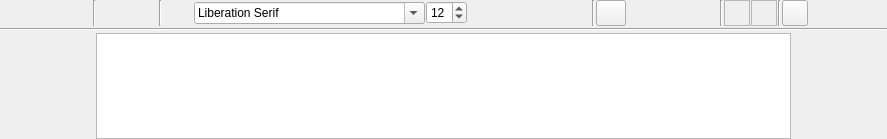
This is src/widgets/wordeditframe.ui in Gris87/ProtocolCreator as Qt 5 draws it before an edit. The edited form follows.
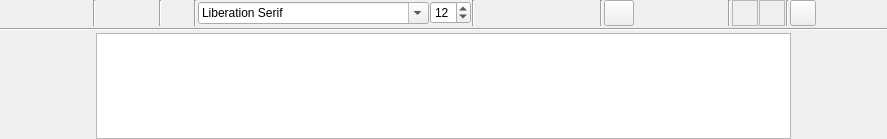
This is the edited form. Icons and pictures are not drawn. Custom widgets are drawn as their Qt base class.

Patch:
```diff
--- a/src/widgets/wordeditframe.ui
+++ b/src/widgets/wordeditframe.ui
@@ -211,6 +211,13 @@
         </property>
        </widget>
       </item>
+      <item>
+       <widget class="Line" name="line_7">
+        <property name="orientation">
+         <enum>Qt::Vertical</enum>
+        </property>
+       </widget>
+      </item>
       <item>
        <widget class="QFontComboBox" name="fontComboBox">
         <property name="currentFont">
@@ -231,6 +238,13 @@
         </property>
        </widget>
       </item>
+      <item>
+       <widget class="Line" name="line_8">
+        <property name="orientation">
+         <enum>Qt::Vertical</enum>
+        </property>
+       </widget>
+      </item>
       <item>
        <widget class="QPushButton" name="boldButton">
         <property name="maximumSize">
```
